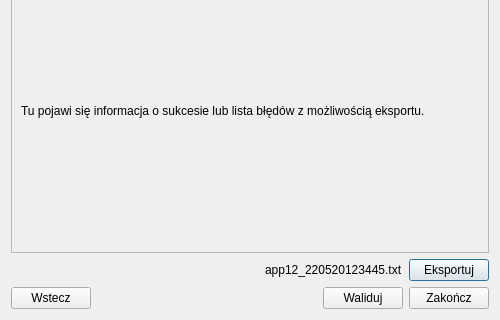
Above: modules/validator/views/ui/walidacja_gmlxml_dialog_base.ui from envirosolutionspl/wtyczka_qgis_app before the change; both pictures show x 0 to 500 and y 180 to 500 of the 500 by 500 pixel window. Below: the same form after it.
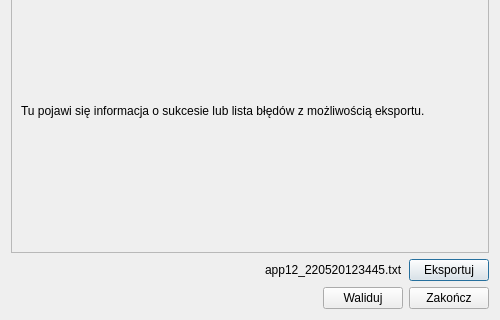
That is the form after the change. Custom widgets are drawn as their Qt base class.

Commit message: Oddzielenie Walidacja GML, wstępne dodanie ustawień i helpa, uzuepłnienie tabel.

What changed in the file:
```diff
--- a/modules/validator/views/ui/walidacja_gmlxml_dialog_base.ui
+++ b/modules/validator/views/ui/walidacja_gmlxml_dialog_base.ui
@@ -181,13 +181,6 @@
      </item>
      <item>
       <layout class="QHBoxLayout" name="horizontalLayout_5">
-       <item>
-        <widget class="QPushButton" name="prev_btn">
-         <property name="text">
-          <string>Wstecz</string>
-         </property>
-        </widget>
-       </item>
        <item>
         <spacer name="horizontalSpacer_2">
          <property name="orientation">
```
The commit also changes 21 other files.
